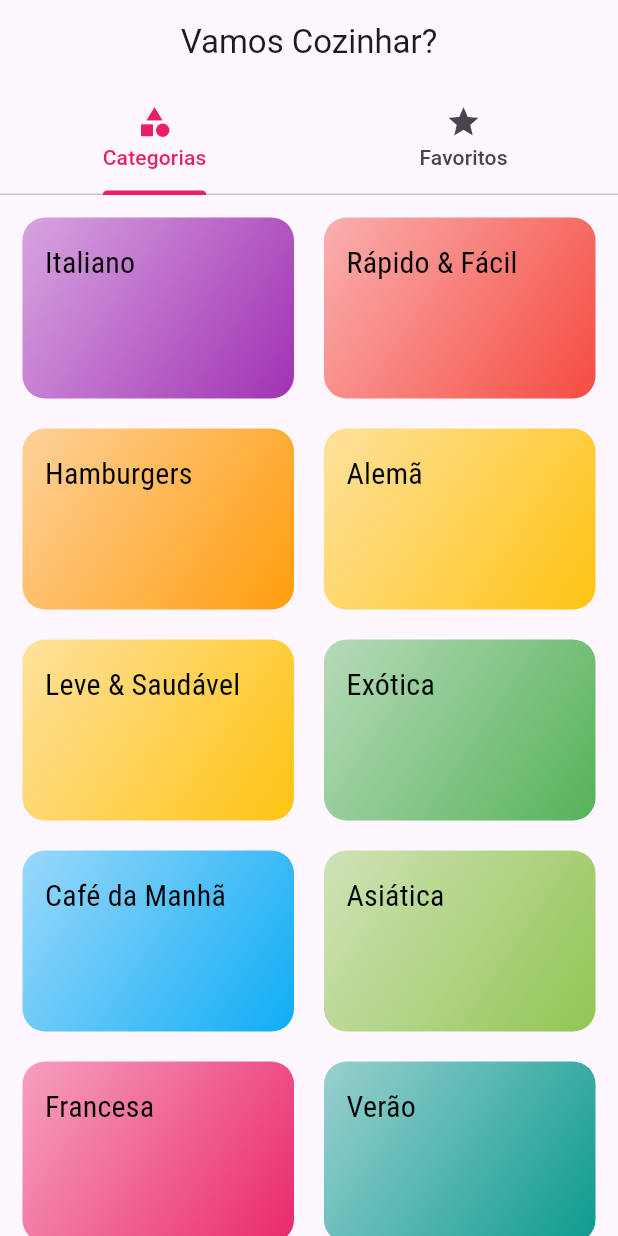
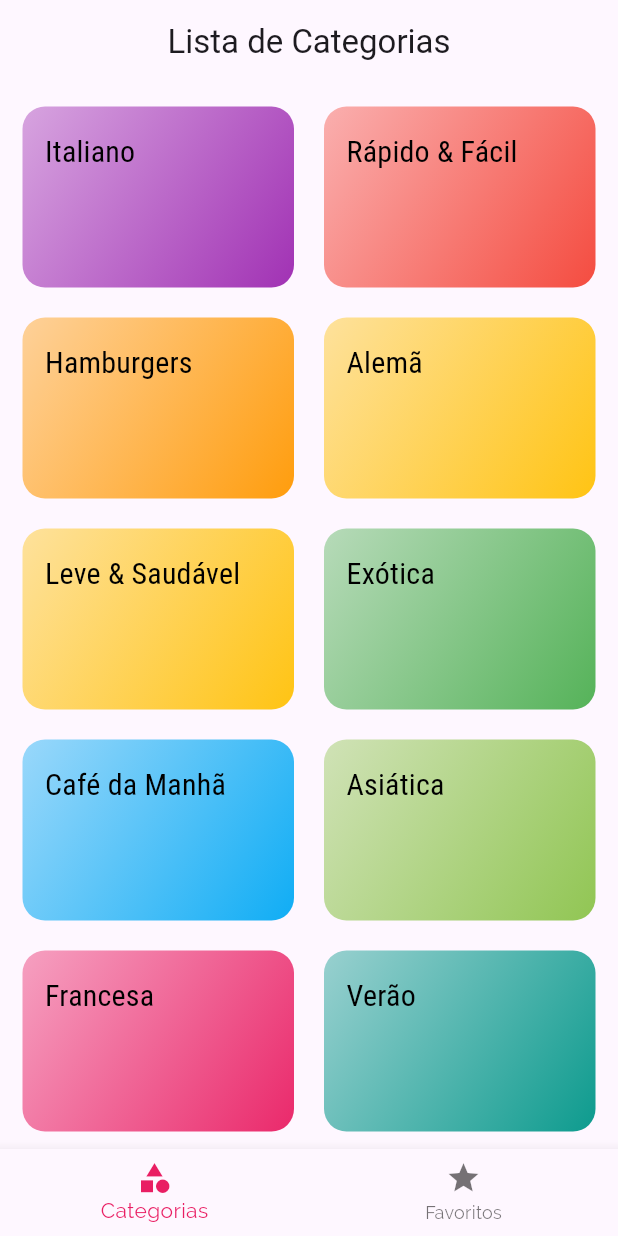
Before and after one commit to jonkstro/cod3r-vamos-cozinhar, a Flutter app: the screen it shows after launch, on a phone screen of 412 x 824 dp. Run offline on Flutter 3.47's test engine with Material 3 defaults, Android fonts, the light colour scheme and no system bars.

Commit message:
Aula 196 e 197
Foi alterado a navegação da AppBar para BottomNavigationBar no TabScreen

```diff
--- a/lib/screens/tabs_screen.dart
+++ b/lib/screens/tabs_screen.dart
@@ -1,37 +1,92 @@
 import 'package:flutter/material.dart';
 import 'package:vamos_cozinhar/screens/categories_screen.dart';
 import 'package:vamos_cozinhar/screens/favorite_screen.dart';
+// import 'package:vamos_cozinhar/screens/categories_screen.dart';
+// import 'package:vamos_cozinhar/screens/favorite_screen.dart';
 
-class TabScreen extends StatelessWidget {
+class TabScreen extends StatefulWidget {
   const TabScreen({super.key});
 
   @override
+  State<TabScreen> createState() => _TabScreenState();
+}
+
+class _TabScreenState extends State<TabScreen> {
+  /// Vamos incrementar essa variável pra alterar os estados
+  int _selectedScreenIndex = 0;
+
+  /// Ao clicar no navigationbar ele vai alterar entre os indices dessa lista
+  final List<Map<String, Object>> _screens = [
+    {'title': 'Lista de Categorias', 'screen': const CategoriesScreen()},
+    {'title': 'Meus Favoritos', 'screen': const FavoriteScreen()},
+    // const CategoriesScreen(),
+    // const FavoriteScreen(),
+  ];
+
+  /// Método que vai alterar a tela mudando o valor da variavel _selectedScreenIndex
+  _selectScreen(int index) {
+    setState(() {
+      _selectedScreenIndex = index;
+    });
+  }
+
+  @override
   Widget build(BuildContext context) {
-    return DefaultTabController(
-      length: 2,
-      child: Scaffold(
-        appBar: AppBar(
-          title: const Text('Vamos Cozinhar?'),
-          centerTitle: true,
-          bottom: const TabBar(
-            tabs: [
-              Tab(
-                icon: Icon(Icons.category),
-                text: 'Categorias',
-              ),
-              Tab(
-                icon: Icon(Icons.star),
-                text: 'Favoritos',
-              ),
-            ],
+    return
+        // DefaultTabController(
+        // length: 2,
+        Scaffold(
+      appBar: AppBar(
+        title: Text(_screens[_selectedScreenIndex]['title'] as String),
+        centerTitle: true,
+
+        /// SE QUISER DEIXAR AS TABS EM CIMA NA APPBAR
+        /// Aqui no curso vamos usar as tabs em baixo da tela mesmo
+        // bottom: const TabBar(
+        //   tabs: [
+        //     Tab(
+        //       icon: Icon(Icons.category),
+        //       text: 'Categorias',
+        //     ),
+        //     Tab(
+        //       icon: Icon(Icons.star),
+        //       text: 'Favoritos',
+        //     ),
+        //   ],
+        // ),
+      ),
+      // body: const TabBarView(
+      //   children: <Widget>[
+      //     CategoriesScreen(),
+      //     FavoriteScreen(),
+      //   ],
+      // ),
+      /// Vai ter que castear pra não dar erros
+      body: _screens[_selectedScreenIndex]['screen'] as Widget,
+      bottomNavigationBar: BottomNavigationBar(
+        onTap: (value) {
+          _selectScreen(value);
+        },
+        // backgroundColor: Theme.of(context).colorScheme.primary,
+        // unselectedItemColor: Colors.white,
+        // selectedItemColor: Theme.of(context).colorScheme.secondary,
+        currentIndex: _selectedScreenIndex,
+
+        /// Outra alternativa interessante é o shifting, mas tem que botar a cor
+        /// dos icones dentro do BottomNavigationBarItem
+        type: BottomNavigationBarType.fixed,
+        items: const [
+          BottomNavigationBarItem(
+            icon: Icon(
+              Icons.category,
+            ),
+            label: "Categorias",
           ),
-        ),
-        body: const TabBarView(
-          children: <Widget>[
-            CategoriesScreen(),
-            FavoriteScreen(),
-          ],
-        ),
+          BottomNavigationBarItem(
+            icon: Icon(Icons.star),
+            label: "Favoritos",
+          ),
+        ],
       ),
     );
   }
```
